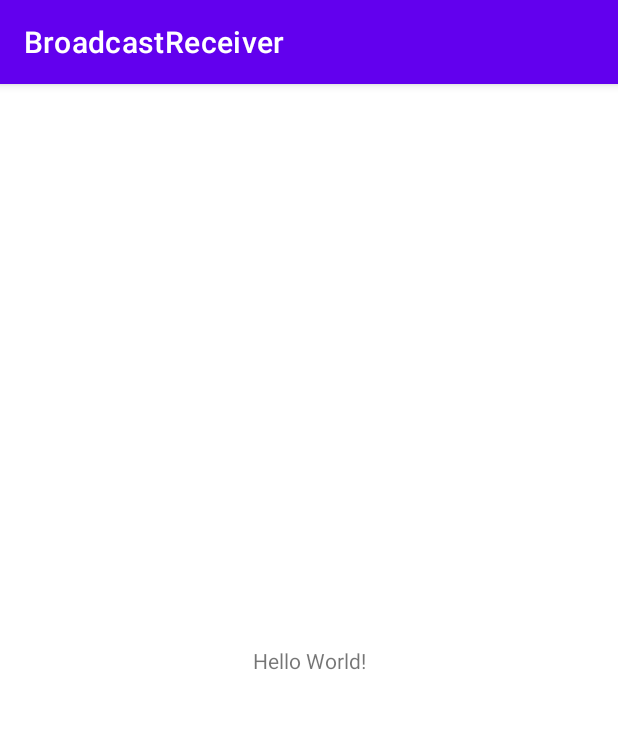
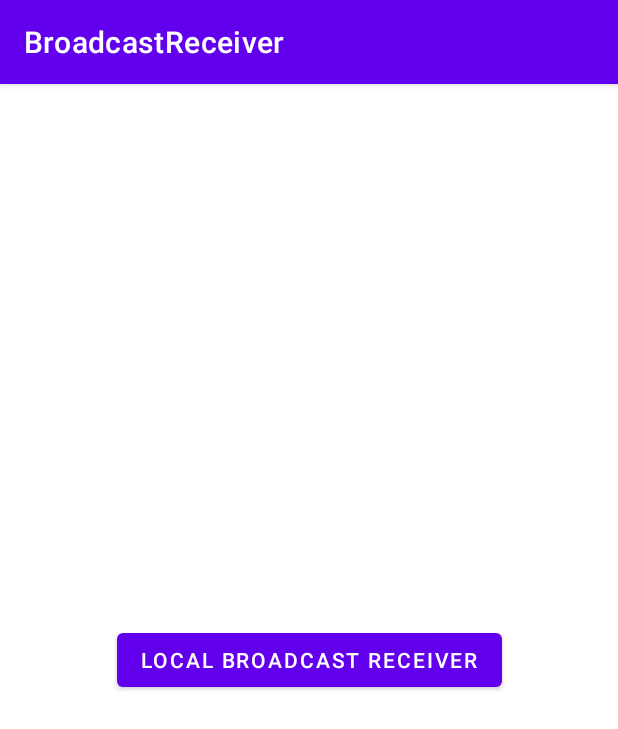
Before and after one commit to RishabhS05/AndroidTutorials, an Android app: the screen it shows after launch (MainActivity), on a phone screen of 412 x 824 dp. Shown: the top 729 px of the screen. Run offline under Robolectric (Android 15) with nearby library versions, the phone set to English and light mode, and no system bars.

Commit message:
added Local broadcast receiver.

```diff
--- /dev/null
+++ b/BroadcastReceiver/app/src/main/java/com/example/broadcastreceiver/LocalBroadcastReceiver.kt
@@ -0,0 +1,12 @@
+package com.example.broadcastreceiver
+
+import android.content.BroadcastReceiver
+import android.content.Context
+import android.content.Intent
+import android.widget.Toast
+
+class LocalBroadcastReceiver : BroadcastReceiver() {
+    override fun onReceive(context: Context?, intent: Intent?) {
+        Toast.makeText(context, "Local Broadcast receiver is activated ", Toast.LENGTH_SHORT).show()
+    }
+}
--- a/BroadcastReceiver/app/src/main/java/com/example/broadcastreceiver/MainActivity.kt
+++ b/BroadcastReceiver/app/src/main/java/com/example/broadcastreceiver/MainActivity.kt
@@ -1,23 +1,39 @@
 package com.example.broadcastreceiver
 
-import android.Manifest
 import android.bluetooth.BluetoothAdapter
+import android.content.BroadcastReceiver
+import android.content.Context
+import android.content.Intent
 import android.content.IntentFilter
-import android.net.ConnectivityManager
 import androidx.appcompat.app.AppCompatActivity
 import android.os.Bundle
+import android.widget.Button
+import android.widget.Toast
+import androidx.localbroadcastmanager.content.LocalBroadcastManager
 
 class MainActivity : AppCompatActivity() {
     private val dynamicBroadcastReceiver: DynamicBroadcastReceiver = DynamicBroadcastReceiver()
+    private val ACTION = "com.example.broadcastreceiver.EXAMPLE_ACTION"
+    private val localBroadcastReceiver= LocalBroadcastReceiver()
+    val localBroadcastManager: LocalBroadcastManager by lazy {
+        LocalBroadcastManager.getInstance(this@MainActivity)
+    }
+
     override fun onCreate(savedInstanceState: Bundle?) {
         super.onCreate(savedInstanceState)
         setContentView(R.layout.activity_main)
         val intentFilter = IntentFilter(BluetoothAdapter.ACTION_STATE_CHANGED)
         registerReceiver(dynamicBroadcastReceiver, intentFilter)
+        localBroadcastManager.registerReceiver(localBroadcastReceiver, IntentFilter(ACTION))
+        findViewById<Button>(R.id.localBroadcastBtn).setOnClickListener {
+            localBroadcastManager.sendBroadcast(Intent(ACTION))
+        }
     }
 
     override fun onDestroy() {
         super.onDestroy()
         unregisterReceiver(dynamicBroadcastReceiver)
+        localBroadcastManager.unregisterReceiver(localBroadcastReceiver)
     }
+
 }
--- a/BroadcastReceiver/app/src/main/res/layout/activity_main.xml
+++ b/BroadcastReceiver/app/src/main/res/layout/activity_main.xml
@@ -6,10 +6,11 @@
     android:layout_height="match_parent"
     tools:context=".MainActivity">
 
-    <TextView
+    <Button
+        android:id="@+id/localBroadcastBtn"
         android:layout_width="wrap_content"
         android:layout_height="wrap_content"
-        android:text="Hello World!"
+        android:text="Local Broadcast Receiver"
         app:layout_constraintBottom_toBottomOf="parent"
         app:layout_constraintLeft_toLeftOf="parent"
         app:layout_constraintRight_toRightOf="parent"
```
